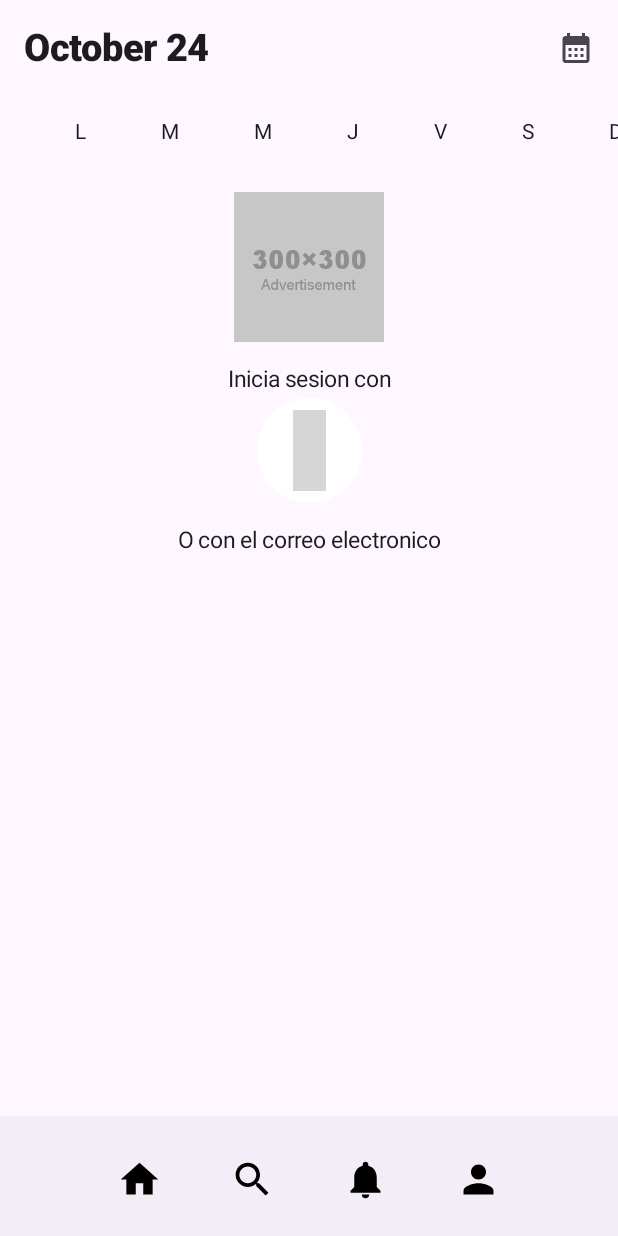
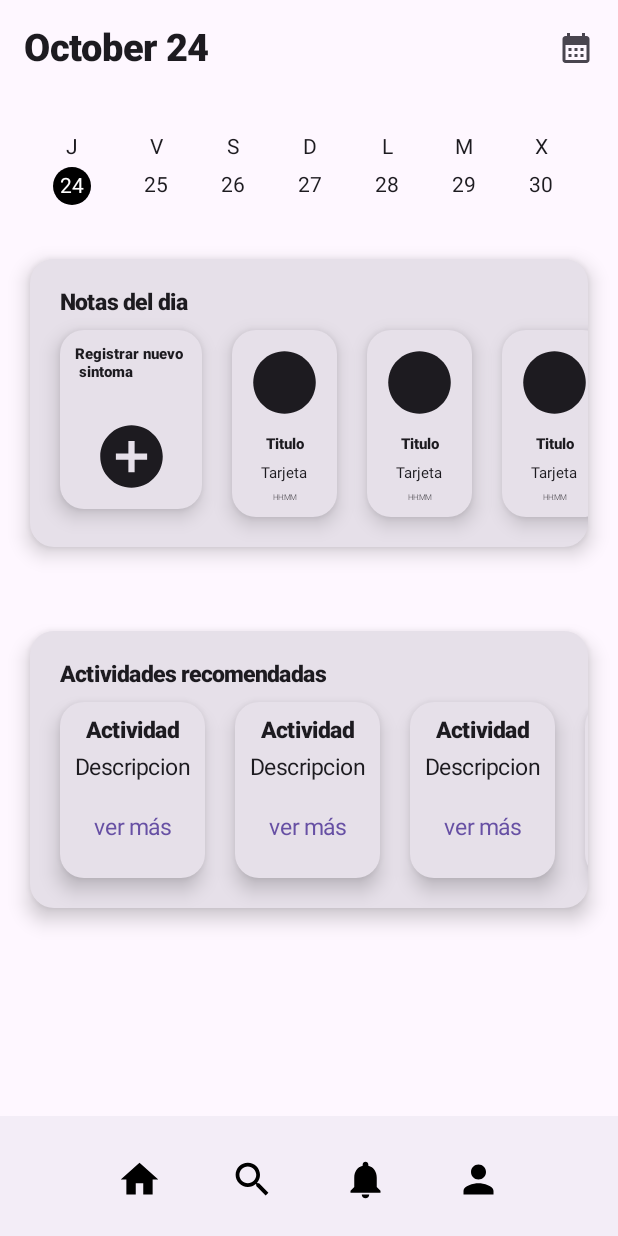
Before and after one commit to EdwardGCB/ShelterMind, an Android app built with Jetpack Compose: the Home screen opened through its navigation route, on a phone screen of 412 x 824 dp. Run offline under Robolectric (Android 15) with nearby library versions, the phone set to English and light mode, and no system bars; pictures from the network do not load; grey boxes are pictures that could not be loaded.

Commit message:
agregacion de cards para el home y componentes para el usuario

```diff
--- a/aplicacion/app/src/main/java/com/ud/sheltermind/MainActivity.kt
+++ b/aplicacion/app/src/main/java/com/ud/sheltermind/MainActivity.kt
@@ -1,15 +1,18 @@
 package com.ud.sheltermind
 
+import android.os.Build
 import androidx.activity.compose.setContent
 import androidx.activity.enableEdgeToEdge
 import com.ud.sheltermind.views.LoginCompose
 import android.os.Bundle
 import androidx.activity.ComponentActivity
+import androidx.annotation.RequiresApi
 import androidx.compose.material3.MaterialTheme
 import androidx.compose.material3.Surface
 import com.ud.sheltermind.navigation.AppNavigation
 
 class MainActivity : ComponentActivity() {
+    @RequiresApi(Build.VERSION_CODES.O)
     override fun onCreate(savedInstanceState: Bundle?) {
         super.onCreate(savedInstanceState)
         enableEdgeToEdge()
--- a/aplicacion/app/src/main/java/com/ud/sheltermind/componentes/Formulario.kt
+++ b/aplicacion/app/src/main/java/com/ud/sheltermind/componentes/Formulario.kt
@@ -3,6 +3,7 @@ package com.ud.sheltermind.componentes
 import androidx.compose.foundation.Image
 import androidx.compose.foundation.layout.Column
 import androidx.compose.foundation.layout.Spacer
+import androidx.compose.foundation.layout.fillMaxSize
 import androidx.compose.foundation.layout.height
 import androidx.compose.foundation.layout.size
 import androidx.compose.foundation.layout.width
@@ -10,7 +11,6 @@ import androidx.compose.foundation.shape.CircleShape
 import androidx.compose.foundation.shape.RoundedCornerShape
 import androidx.compose.foundation.text.KeyboardOptions
 import androidx.compose.material.icons.Icons
-import androidx.compose.material.icons.filled.ArrowBackIosNew
 import androidx.compose.material.icons.filled.Visibility
 import androidx.compose.material.icons.filled.VisibilityOff
 import androidx.compose.material3.Button
@@ -20,6 +20,7 @@ import androidx.compose.material3.Icon
 import androidx.compose.material3.IconButton
 import androidx.compose.material3.OutlinedTextField
 import androidx.compose.material3.Text
+import androidx.compose.material3.TextButton
 import androidx.compose.runtime.Composable
 import androidx.compose.runtime.MutableState
 import androidx.compose.runtime.mutableStateOf
@@ -27,6 +28,7 @@ import androidx.compose.runtime.remember
 import androidx.compose.ui.Alignment
 import androidx.compose.ui.Modifier
 import androidx.compose.ui.graphics.Color
+import androidx.compose.ui.graphics.vector.ImageVector
 import androidx.compose.ui.res.stringResource
 import androidx.compose.ui.text.TextStyle
 import androidx.compose.ui.text.font.FontWeight
@@ -34,12 +36,12 @@ import androidx.compose.ui.text.input.KeyboardType
 import androidx.compose.ui.text.input.PasswordVisualTransformation
 import androidx.compose.ui.text.input.VisualTransformation
 import androidx.compose.ui.tooling.preview.Preview
+import androidx.compose.ui.unit.Dp
 import androidx.compose.ui.unit.dp
 import androidx.compose.ui.unit.sp
 import coil.annotation.ExperimentalCoilApi
 import coil.compose.rememberImagePainter
 import com.ud.sheltermind.R
-import com.ud.sheltermind.enums.EnumNavigation
 
 @Preview
 @Composable
@@ -134,7 +136,7 @@ fun FieldFormString(variable: MutableState<String>, label: String) {
 }
 
 @Composable
-fun NumberField(number: MutableState<String>, label: String){
+fun NumberField(number: MutableState<String>, label: String) {
     OutlinedTextField(
         value = number.value,
         onValueChange = {
@@ -147,3 +149,27 @@ fun NumberField(number: MutableState<String>, label: String){
         keyboardOptions = KeyboardOptions.Default.copy(keyboardType = KeyboardType.Number)
     )
 }
+
+@Composable
+fun IconButtonForm(onClick: () -> Unit, icon: ImageVector, sizeval: Dp) {
+    IconButton(
+        onClick = onClick,
+        Modifier.size(sizeval)
+    ) {
+        Icon(icon, contentDescription = null, Modifier.fillMaxSize())
+    }
+}
+
+@Composable
+fun TextButtonForm(onClick: () -> Unit, text: String) {
+    TextButton(onClick = onClick) {
+        Text(
+            text,
+            style = TextStyle(
+                fontSize = 15.sp,
+                fontWeight = FontWeight.Normal,
+                //color = Color.Blue
+            )
+        )
+    }
+}
--- a/aplicacion/app/src/main/java/com/ud/sheltermind/componentes/User.kt
+++ b/aplicacion/app/src/main/java/com/ud/sheltermind/componentes/User.kt
@@ -1,48 +1,216 @@
 package com.ud.sheltermind.componentes
 
+import android.os.Build
+import androidx.annotation.RequiresApi
+import androidx.compose.foundation.background
+import androidx.compose.foundation.layout.Box
 import androidx.compose.foundation.layout.Column
 import androidx.compose.foundation.layout.Row
 import androidx.compose.foundation.layout.Spacer
 import androidx.compose.foundation.layout.fillMaxWidth
+import androidx.compose.foundation.layout.height
+import androidx.compose.foundation.layout.size
 import androidx.compose.foundation.layout.width
+import androidx.compose.foundation.shape.CircleShape
+import androidx.compose.foundation.shape.RoundedCornerShape
+import androidx.compose.material.icons.Icons
+import androidx.compose.material.icons.filled.AddCircle
+import androidx.compose.material.icons.filled.Circle
+import androidx.compose.material3.Card
+import androidx.compose.material3.CardDefaults
+import androidx.compose.material3.Icon
 import androidx.compose.material3.Text
 import androidx.compose.runtime.Composable
+import androidx.compose.ui.Alignment
 import androidx.compose.ui.Modifier
+import androidx.compose.ui.draw.clip
+import androidx.compose.ui.graphics.Color
+import androidx.compose.ui.graphics.vector.ImageVector
+import androidx.compose.ui.res.stringResource
+import androidx.compose.ui.text.TextStyle
+import androidx.compose.ui.text.font.FontWeight
 import androidx.compose.ui.tooling.preview.Preview
 import androidx.compose.ui.unit.dp
+import androidx.compose.ui.unit.sp
+import com.ud.sheltermind.R
+import com.ud.sheltermind.logic.Operations
+import java.time.LocalDate
 
-
+@RequiresApi(Build.VERSION_CODES.O)
+@Preview
 @Composable
-fun Cards (){
-
+fun ViewWeekCompose() {
+    val dateNow = Operations().obtenerFechaActual()
+    WeekCompose(dateNow)
 }
 
 @Preview
 @Composable
-fun ViewWeekCompose(){
-    WeekCompose()
+fun ViewCardsImage() {
+    val title = "Titulo"
+    val target = "Tarjeta"
+    val hour = "HH:MM"
+    SyntomCard(title, target, Icons.Filled.Circle, hour)
+}
+
+@Preview
+@Composable
+fun ViewActivityCard(){
+    val title = "Titulo"
+    val target = "Tarjeta"
+    ActivityCard(onClick = { /*TODO*/ }, title, target)
+}
+
+
+@Composable
+fun AddCard(onClick: () -> Unit){
+    Card (
+        shape = RoundedCornerShape(16.dp),
+        elevation = CardDefaults.cardElevation(8.dp)
+    ){
+        Row {
+            Spacer(Modifier.width(10.dp))
+            Column(horizontalAlignment = Alignment.CenterHorizontally){
+                Spacer(Modifier.height(10.dp))
+                Text(
+                    text = stringResource(R.string.syntom),
+                    style = TextStyle(
+                        fontSize = 10.sp,
+                        fontWeight = FontWeight.ExtraBold,
+                        //color = Color.Blue
+                    )
+                )
+                Spacer(Modifier.height(25.dp))
+                IconButtonForm(onClick = onClick, Icons.Filled.AddCircle, 50.dp )
+                Spacer(Modifier.height(10.dp))
+            }
+            Spacer(Modifier.width(10.dp))
+
+        }
+    }
 }
 
 @Composable
-fun WeekCompose(){
-    Column(Modifier.fillMaxWidth()) {
+fun SyntomCard(title: String, target: String, icon: ImageVector, hour: String) {
+    Card (
+        shape = RoundedCornerShape(16.dp),
+        elevation = CardDefaults.cardElevation(8.dp)
+    ){
         Row {
-            Spacer(Modifier.width(50.dp))
-            Text("L")
-            Spacer(Modifier.width(50.dp))
-            Text("M")
-            Spacer(Modifier.width(50.dp))
-            Text("M")
-            Spacer(Modifier.width(50.dp))
-            Text("J")
-            Spacer(Modifier.width(50.dp))
-            Text("V")
-            Spacer(Modifier.width(50.dp))
-            Text("S")
-            Spacer(Modifier.width(50.dp))
-            Text("D")
-            Spacer(Modifier.width(50.dp))
+            Spacer(Modifier.width(10.dp))
+            Column(horizontalAlignment = Alignment.CenterHorizontally){
+                Spacer(Modifier.height(10.dp))
+                Icon(imageVector = icon, contentDescription = "Icon Description", Modifier.size(50.dp))
+                Spacer(Modifier.height(10.dp))
+                Text(
+                    text = title,
+                    style = TextStyle(
+                        fontSize = 10.sp,
+                        fontWeight = FontWeight.ExtraBold,
+                        //color = Color.Blue
+                    )
+                )
+                Spacer(Modifier.height(7.dp))
+                Text(
+                    text = target,
+                    style = TextStyle(
+                        fontSize = 10.sp,
+                        fontWeight = FontWeight.Normal,
+                        //color = Color.Blue
+                    )
+                )
+                Spacer(Modifier.height(7.dp))
+                Text(
+                    text = hour,
+                    style = TextStyle(
+                        fontSize = 5.sp,
+                        fontWeight = FontWeight.Light,
+                        //color = Color.Blue
+                    )
+                )
+                Spacer(Modifier.height(10.dp))
+            }
+            Spacer(Modifier.width(10.dp))
+
         }
-
     }
 }
+
+@Composable
+fun ActivityCard(onClick: () -> Unit, title: String, target: String){
+    Card (
+        shape = RoundedCornerShape(16.dp),
+        elevation = CardDefaults.cardElevation(8.dp)
+    ){
+        Row {
+            Spacer(Modifier.width(10.dp))
+            Column(horizontalAlignment = Alignment.CenterHorizontally){
+                Spacer(Modifier.height(10.dp))
+                Text(
+                    text = title,
+                    style = TextStyle(
+                        fontSize = 15.sp,
+                        fontWeight = FontWeight.ExtraBold,
+                        //color = Color.Blue
+                    )
+                )
+                Spacer(Modifier.height(7.dp))
+                Text(
+                    text = target,
+                    style = TextStyle(
+                        fontSize = 15.sp,
+                        fontWeight = FontWeight.Normal,
+                        //color = Color.Blue
+                    )
+                )
+                Spacer(Modifier.height(7.dp))
+                TextButtonForm(onClick, stringResource(R.string.see_more))
+                Spacer(Modifier.height(10.dp))
+            }
+            Spacer(Modifier.width(10.dp))
+        }
+    }
+}
+
+
+@RequiresApi(Build.VERSION_CODES.O)
+@Composable
+fun WeekCompose(dateNow: LocalDate) {
+    val daysOfWeek = listOf("L", "M", "X", "J", "V", "S", "D")
+    val startOfWeek = (dateNow.dayOfWeek.value - 1) % 7 // Ajusta para que el lunes sea 0
+    Row(
+        Modifier.fillMaxWidth()
+    ) {
+        Spacer(Modifier.width(35.dp))
+        for (i in 0 until 7) {
+            val dayIndex = (startOfWeek + i) % 7
+            val currentDate = dateNow.plusDays(i.toLong())
+            Column(
+                horizontalAlignment = Alignment.CenterHorizontally
+            ) {
+                Spacer(Modifier.height(10.dp))
+                Text(daysOfWeek[dayIndex])
+                Spacer(Modifier.height(5.dp))
+                if (i == 0) {
+                    Box(
+                        contentAlignment = Alignment.Center,
+                        modifier = Modifier
+                            .size(25.dp)
+                            .clip(CircleShape)
+                            .background(Color.Black)
+                    ) {
+                        Text(
+                            currentDate.dayOfMonth.toString(),
+                            style = TextStyle(color = Color.White)
+                        )
+                    }
+                } else {
+                    Spacer(Modifier.height(4.dp))
+                    Text(currentDate.dayOfMonth.toString())
+                }
+
+            }
+            Spacer(Modifier.width(35.dp))
+        }
+    }
+}
--- a/aplicacion/app/src/main/java/com/ud/sheltermind/navigation/Navigation.kt
+++ b/aplicacion/app/src/main/java/com/ud/sheltermind/navigation/Navigation.kt
@@ -10,6 +10,7 @@ import com.ud.sheltermind.enums.EnumNavigation
 import com.ud.sheltermind.views.HomeCompose
 import com.ud.sheltermind.views.LoginCompose
 import com.ud.sheltermind.views.QuestionsCompose
+import com.ud.sheltermind.views.SearchCompose
 import com.ud.sheltermind.views.SingUpCompose
 
 @RequiresApi(Build.VERSION_CODES.O)
@@ -35,7 +36,7 @@ fun AppNavigation(){
         }
         // Search
         composable (EnumNavigation.Search.toString()) {
-            //SearchCompose(navController)
+            SearchCompose(navController)
         }
         // Notifications
         composable (EnumNavigation.Notifications.toString()) {
--- a/aplicacion/app/src/main/java/com/ud/sheltermind/views/Discover.kt
+++ b/aplicacion/app/src/main/java/com/ud/sheltermind/views/Discover.kt
@@ -1,5 +1,6 @@
 package com.ud.sheltermind.views
 
+import androidx.compose.foundation.Image
 import androidx.compose.foundation.layout.Arrangement
 import androidx.compose.foundation.layout.Column
 import androidx.compose.foundation.layout.Row
@@ -8,16 +9,88 @@ import androidx.compose.foundation.layout.fillMaxSize
 import androidx.compose.foundation.layout.fillMaxWidth
 import androidx.compose.foundation.layout.height
 import androidx.compose.foundation.layout.padding
+import androidx.compose.foundation.layout.width
+import androidx.compose.foundation.lazy.LazyColumn
 import androidx.compose.foundation.shape.RoundedCornerShape
+import androidx.compose.material.icons.Icons
+import androidx.compose.material.icons.filled.CalendarMonth
 import androidx.compose.material3.Card
 import androidx.compose.material3.CardDefaults
+import androidx.compose.material3.CenterAlignedTopAppBar
+import androidx.compose.material3.ExperimentalMaterial3Api
+import androidx.compose.material3.Icon
+import androidx.compose.material3.IconButton
+import androidx.compose.material3.Scaffold
 import androidx.compose.material3.Text
+import androidx.compose.material3.TopAppBar
 import androidx.compose.runtime.Composable
+import androidx.compose.runtime.mutableStateOf
+import androidx.compose.runtime.remember
+import androidx.compose.ui.Alignment
 import androidx.compose.ui.Modifier
 import androidx.compose.ui.graphics.Color
+import androidx.compose.ui.res.painterResource
+import androidx.compose.ui.res.stringResource
+import androidx.compose.ui.text.TextStyle
 import androidx.compose.ui.text.font.FontWeight
+import androidx.compose.ui.tooling.preview.Preview
 import androidx.compose.ui.unit.dp
 import androidx.compose.ui.unit.sp
+import androidx.navigation.NavController
+import androidx.navigation.compose.NavHost
+import androidx.navigation.compose.composable
+import androidx.navigation.compose.rememberNavController
+import com.ud.sheltermind.R
+import com.ud.sheltermind.componentes.CustomBottomBar
+import com.ud.sheltermind.componentes.FieldFormString
+import com.ud.sheltermind.componentes.SocialNetwork
+import com.ud.sheltermind.componentes.WeekCompose
+import com.ud.sheltermind.enums.EnumNavigation
+import com.ud.sheltermind.logic.Operations
+
+@Preview
+@Composable
+fun ViewSearchCompose(){
+    val navController = rememberNavController()
+    NavHost(navController, startDestination = EnumNavigation.Search.toString()){
+        composable (EnumNavigation.Search.toString()) {
+            SearchCompose(navController)
+        }
+    }
+}
+
+@OptIn(ExperimentalMaterial3Api::class)
+@Composable
+fun SearchCompose(navController: NavController){
+    val searchval = remember { mutableStateOf("") }
+    Scaffold(
+        topBar = {
+            CenterAlignedTopAppBar(
+                title = {
+                    FieldFormString(searchval, stringResource(R.string.search))
+                }
+            )
+        },
+        bottomBar = { CustomBottomBar(navController = navController) }
+    ) { innerPadding ->
+
+        LazyColumn(
+            modifier = Modifier
+                .fillMaxWidth()
+                .padding(innerPadding),
+            horizontalAlignment = Alignment.CenterHorizontally
+        ) {
+            //Calendar
+            item {
+
+            }
+            //Imagen del logo horizontal
+            item {
+
+            }
+        }
+    }
+}
 
 @Composable
 fun NotificationCard(name: String, description: String, specialization: String, imagen: String) {
@@ -33,7 +106,7 @@ fun NotificationCard(name: String, description: String, specialization: String,
                 .fillMaxSize()
                 .padding(16.dp)
         ) {
-            Text(text = title, fontWeight = FontWeight.Bold, color = Color(0xFF003366), fontSize = 18.sp)
+            Text(text = "title", fontWeight = FontWeight.Bold, color = Color(0xFF003366), fontSize = 18.sp)
             Spacer(modifier = Modifier.height(8.dp))
             Text(text = description, color = Color.Gray, fontSize = 14.sp)
             Spacer(modifier = Modifier.weight(1f))
@@ -41,8 +114,8 @@ fun NotificationCard(name: String, description: String, specialization: String,
                 modifier = Modifier.fillMaxWidth(),
                 horizontalArrangement = Arrangement.SpaceBetween
             ) {
-                Text(text = date, color = Color.Gray, fontSize = 12.sp)
-                Text(text = time, color = Color.Gray, fontSize = 12.sp)
+                Text(text = "date", color = Color.Gray, fontSize = 12.sp)
+                Text(text = "time", color = Color.Gray, fontSize = 12.sp)
             }
         }
     }
--- a/aplicacion/app/src/main/java/com/ud/sheltermind/views/Home.kt
+++ b/aplicacion/app/src/main/java/com/ud/sheltermind/views/Home.kt
@@ -2,16 +2,21 @@ package com.ud.sheltermind.views
 
 import android.os.Build
 import androidx.annotation.RequiresApi
-import androidx.compose.foundation.Image
 import androidx.compose.foundation.layout.Box
+import androidx.compose.foundation.layout.Row
 import androidx.compose.foundation.layout.Spacer
 import androidx.compose.foundation.layout.fillMaxWidth
 import androidx.compose.foundation.layout.height
 import androidx.compose.foundation.layout.padding
 import androidx.compose.foundation.layout.width
 import androidx.compose.foundation.lazy.LazyColumn
+import androidx.compose.foundation.lazy.LazyRow
+import androidx.compose.foundation.shape.RoundedCornerShape
 import androidx.compose.material.icons.Icons
 import androidx.compose.material.icons.filled.CalendarMonth
+import androidx.compose.material.icons.filled.Circle
+import androidx.compose.material3.Card
+import androidx.compose.material3.CardDefaults
 import androidx.compose.material3.ExperimentalMaterial3Api
 import androidx.compose.material3.Icon
 import androidx.compose.material3.IconButton
@@ -23,7 +28,7 @@ import androidx.compose.runtime.mutableStateOf
 import androidx.compose.runtime.remember
 import androidx.compose.ui.Alignment
 import androidx.compose.ui.Modifier
-import androidx.compose.ui.res.painterResource
+import androidx.compose.ui.graphics.Color
 import androidx.compose.ui.res.stringResource
 import androidx.compose.ui.text.TextStyle
 import androidx.compose.ui.text.font.FontWeight
@@ -35,8 +40,10 @@ import androidx.navigation.compose.NavHost
 import androidx.navigation.compose.composable
 import androidx.navigation.compose.rememberNavController
 import com.ud.sheltermind.R
+import com.ud.sheltermind.componentes.ActivityCard
+import com.ud.sheltermind.componentes.AddCard
 import com.ud.sheltermind.componentes.CustomBottomBar
-import com.ud.sheltermind.componentes.SocialNetwork
+import com.ud.sheltermind.componentes.SyntomCard
 import com.ud.sheltermind.componentes.WeekCompose
 import com.ud.sheltermind.enums.EnumNavigation
 import com.ud.sheltermind.logic.Operations
@@ -96,34 +103,90 @@ fun HomeCompose(navController: NavController) {
             //Calendar
             item {
                 Spacer(modifier = Modifier.height(16.dp))
-                WeekCompose()
+                WeekCompose(dateNow.value)
                 Spacer(modifier = Modifier.height(16.dp))
             }
             //Imagen del logo horizontal
             item {
-                Spacer(modifier = Modifier.height(16.dp))
-                Image(
-                    painter = painterResource(R.drawable.logo),
-                    contentDescription = "Logo",
-                    modifier = Modifier
-                        .width(200.dp)
-                        .height(100.dp)
-                )
-                Spacer(modifier = Modifier.height(16.dp))
-                SocialNetwork()
-                Spacer(modifier = Modifier.height(16.dp))
-                Text(
-                    text = stringResource(R.string.login_subtitle),
-                    style = TextStyle(
-                        fontSize = 15.sp,
-                        fontWeight = FontWeight.Normal,
-                        //color = Color.Blue
-                    )
-                )
-                Spacer(modifier = Modifier.height(16.dp))
-
-                Spacer(modifier = Modifier.height(16.dp))
+                NotesCard(navController)
+            }
+            item {
+                ActivitiesCard(navController)
             }
         }
     }
 }
+
+@Composable
+private fun NotesCard (navController: NavController){
+    Box (Modifier.padding(20.dp)){
+        Card(
+            modifier = Modifier.fillMaxWidth(),
+            shape = RoundedCornerShape(16.dp),
+            elevation = CardDefaults.cardElevation(8.dp)
+        ){
+            Spacer(modifier = Modifier.height(20.dp))
+            Row {
+                Spacer(modifier = Modifier.width(20.dp))
+                Text(
+                    stringResource(R.string.card1),
+                    style = TextStyle(
+                        fontSize = 15.sp,
+                        fontWeight = FontWeight.ExtraBold,
+                        //color = Color.Blue
+                    )
+                )
+            }
+            Spacer(modifier = Modifier.height(10.dp))
+            LazyRow {
+                item {
+                    Spacer(modifier = Modifier.width(20.dp))
+                    AddCard(onClick = {})
+                    Spacer(modifier = Modifier.width(20.dp))
+                }
+                items(7) {
+                    SyntomCard(title = "Titulo", target = "Tarjeta", icon = Icons.Filled.Circle, "HH:MM")
+                    Spacer(modifier = Modifier.width(20.dp))
+                }
+            }
+            Spacer(modifier = Modifier.height(20.dp))
+        }
+    }
+    Spacer(modifier = Modifier.height(16.dp))
+}
+
+@Composable
+private fun ActivitiesCard(navController: NavController){
+    Box (Modifier.padding(20.dp)){
+        Card(
+            modifier = Modifier.fillMaxWidth(),
+            shape = RoundedCornerShape(16.dp),
+            elevation = CardDefaults.cardElevation(8.dp)
+        ){
+            Spacer(modifier = Modifier.height(20.dp))
+            Row {
+                Spacer(modifier = Modifier.width(20.dp))
+                Text(
+                    stringResource(R.string.card2),
+                    style = TextStyle(
+                        fontSize = 15.sp,
+                        fontWeight = FontWeight.ExtraBold,
+                        //color = Color.Blue
+                    )
+                )
+            }
+            Spacer(modifier = Modifier.height(10.dp))
+            LazyRow {
+                item {
+                    Spacer(modifier = Modifier.width(20.dp))
+                }
+                items(7) {
+                    ActivityCard(onClick = { /*TODO*/ }, "Actividad", "Descripcion")
+                    Spacer(modifier = Modifier.width(20.dp))
+                }
+            }
+            Spacer(modifier = Modifier.height(20.dp))
+        }
+    }
+    Spacer(modifier = Modifier.height(16.dp))
+}
--- a/aplicacion/app/src/main/res/values/strings.xml
+++ b/aplicacion/app/src/main/res/values/strings.xml
@@ -14,9 +14,14 @@
     <string name="number" translatable="false">Numero</string>
     <string name="next" translatable="false">Siguiente</string>
     <string name="back" translatable="false">Volver</string>
+    <string name="search" translatable="false">Buscar</string>
 
     <string name="sing_up_button" translatable="false">Crear Cuenta</string>
     <string name="sing_up_footer" translatable="false">Acepto las</string>
     <string name="href_politics" translatable="false">Politicas de privacidad</string>
     <string name="user_type">Seleccionar tipo de usuario</string>
+    <string name="syntom">Registrar nuevo \n sintoma</string>
+    <string name="card1">Notas del dia</string>
+    <string name="see_more">ver más</string>
+    <string name="card2">Actividades recomendadas</string>
 </resources>
```
